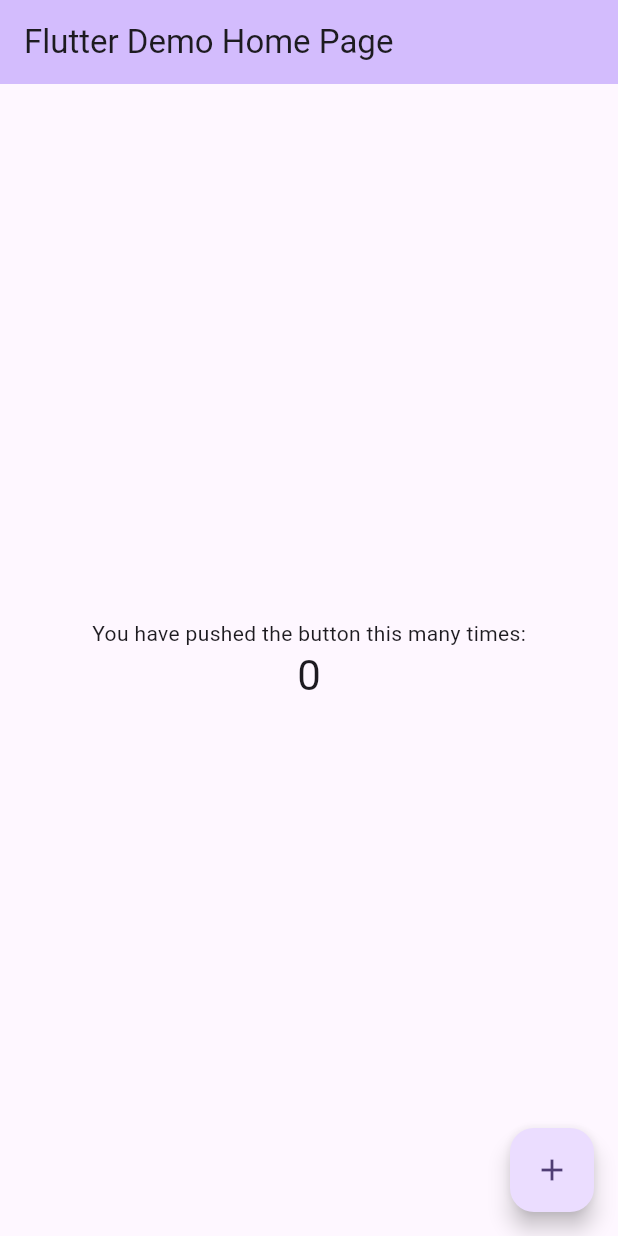
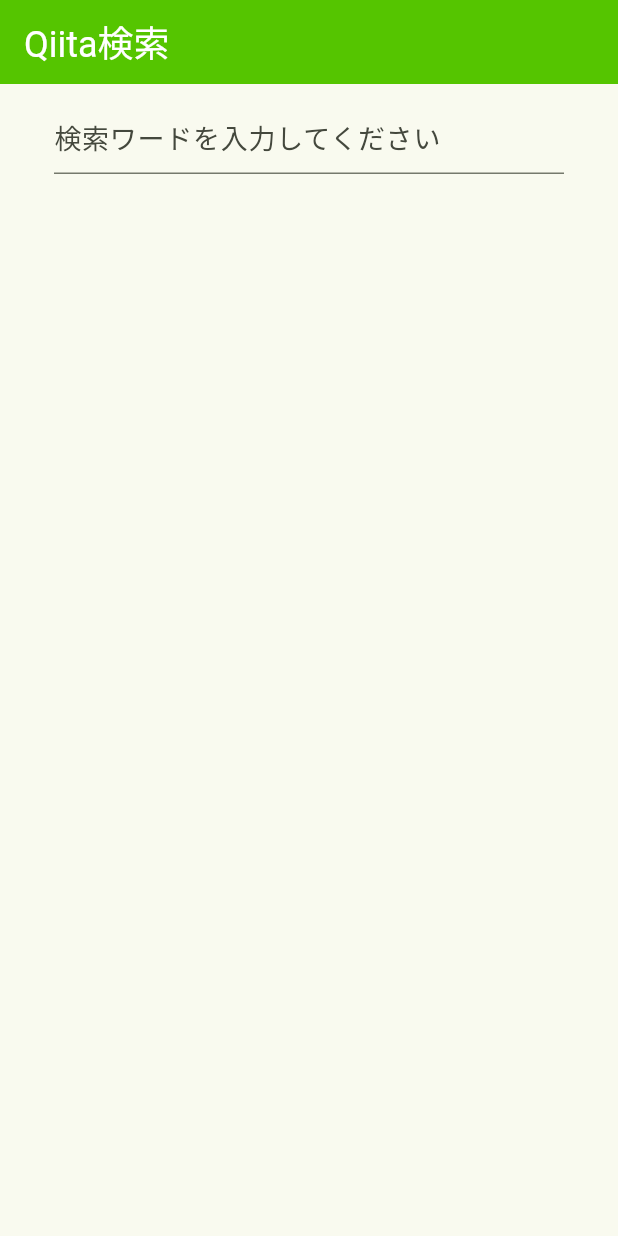
Before and after one commit to roll1226/Flutter-vs-ReactNative, a Flutter app: the screen it shows after launch, on a phone screen of 412 x 824 dp. Run offline on Flutter 3.47's test engine with Material 3 defaults, Android fonts, the phone set to English and light mode, and no system bars; our stand-ins replace flutter_dotenv.

Commit message:
add: Flutter page

```diff
--- a/flutter_project/lib/main.dart
+++ b/flutter_project/lib/main.dart
@@ -1,6 +1,9 @@
 import 'package:flutter/material.dart';
+import 'package:flutter_dotenv/flutter_dotenv.dart';
+import 'package:flutter_project/screens/search_screen.dart';
 
-void main() {
+Future<void> main() async {
+  await dotenv.load(fileName: '.env');
   runApp(const MyApp());
 }
 
@@ -11,115 +14,15 @@
   @override
   Widget build(BuildContext context) {
     return MaterialApp(
-      title: 'Flutter Demo',
-      theme: ThemeData(
-        // This is the theme of your application.
-        //
-        // TRY THIS: Try running your application with "flutter run". You'll see
-        // the application has a purple toolbar. Then, without quitting the app,
-        // try changing the seedColor in the colorScheme below to Colors.green
-        // and then invoke "hot reload" (save your changes or press the "hot
-        // reload" button in a Flutter-supported IDE, or press "r" if you used
-        // the command line to start the app).
-        //
-        // Notice that the counter didn't reset back to zero; the application
-        // state is not lost during the reload. To reset the state, use hot
-        // restart instead.
-        //
-        // This works for code too, not just values: Most code changes can be
-        // tested with just a hot reload.
-        colorScheme: ColorScheme.fromSeed(seedColor: Colors.deepPurple),
-        useMaterial3: true,
-      ),
-      home: const MyHomePage(title: 'Flutter Demo Home Page'),
-    );
+        title: 'Qiita検索アプリ',
+        theme: ThemeData(
+          primaryColor: Colors.green,
+          appBarTheme: const AppBarTheme(backgroundColor: Color(0xFF55C500)),
+          textTheme: Theme.of(context).textTheme.apply(bodyColor: Colors.white),
+          fontFamily: 'Hiragino Sans',
+          colorScheme: ColorScheme.fromSeed(seedColor: Colors.lightGreen),
+          useMaterial3: true,
+        ),
+        home: const SearchScreen());
   }
 }
-
-class MyHomePage extends StatefulWidget {
-  const MyHomePage({super.key, required this.title});
-
-  // This widget is the home page of your application. It is stateful, meaning
-  // that it has a State object (defined below) that contains fields that affect
-  // how it looks.
-
-  // This class is the configuration for the state. It holds the values (in this
-  // case the title) provided by the parent (in this case the App widget) and
-  // used by the build method of the State. Fields in a Widget subclass are
-  // always marked "final".
-
-  final String title;
-
-  @override
-  State<MyHomePage> createState() => _MyHomePageState();
-}
-
-class _MyHomePageState extends State<MyHomePage> {
-  int _counter = 0;
-
-  void _incrementCounter() {
-    setState(() {
-      // This call to setState tells the Flutter framework that something has
-      // changed in this State, which causes it to rerun the build method below
-      // so that the display can reflect the updated values. If we changed
-      // _counter without calling setState(), then the build method would not be
-      // called again, and so nothing would appear to happen.
-      _counter++;
-    });
-  }
-
-  @override
-  Widget build(BuildContext context) {
-    // This method is rerun every time setState is called, for instance as done
-    // by the _incrementCounter method above.
-    //
-    // The Flutter framework has been optimized to make rerunning build methods
-    // fast, so that you can just rebuild anything that needs updating rather
-    // than having to individually change instances of widgets.
-    return Scaffold(
-      appBar: AppBar(
-        // TRY THIS: Try changing the color here to a specific color (to
-        // Colors.amber, perhaps?) and trigger a hot reload to see the AppBar
-        // change color while the other colors stay the same.
-        backgroundColor: Theme.of(context).colorScheme.inversePrimary,
-        // Here we take the value from the MyHomePage object that was created by
-        // the App.build method, and use it to set our appbar title.
-        title: Text(widget.title),
-      ),
-      body: Center(
-        // Center is a layout widget. It takes a single child and positions it
-        // in the middle of the parent.
-        child: Column(
-          // Column is also a layout widget. It takes a list of children and
-          // arranges them vertically. By default, it sizes itself to fit its
-          // children horizontally, and tries to be as tall as its parent.
-          //
-          // Column has various properties to control how it sizes itself and
-          // how it positions its children. Here we use mainAxisAlignment to
-          // center the children vertically; the main axis here is the vertical
-          // axis because Columns are vertical (the cross axis would be
-          // horizontal).
-          //
-          // TRY THIS: Invoke "debug painting" (choose the "Toggle Debug Paint"
-          // action in the IDE, or press "p" in the console), to see the
-          // wireframe for each widget.
-          mainAxisAlignment: MainAxisAlignment.center,
-          children: <Widget>[
-            const Text(
-              'You have pushed the button this many times:',
-            ),
-            Text(
-              '$_counter',
-              style: Theme.of(context).textTheme.headlineMedium,
-            ),
-          ],
-        ),
-      ),
-      floatingActionButton: FloatingActionButton(
-        onPressed: _incrementCounter,
-        tooltip: 'Increment',
-        child: const Icon(Icons.add),
-      ), // This trailing comma makes auto-formatting nicer for build methods.
-    );
-  }
-}
--- /dev/null
+++ b/flutter_project/lib/models/article.dart
@@ -0,0 +1,28 @@
+import 'package:flutter_project/models/user.dart';
+
+class Article {
+  Article(
+      {required this.title,
+      required this.user,
+      this.likesCount = 0,
+      this.tags = const [],
+      required this.createdAt,
+      required this.url});
+
+  final String title;
+  final User user;
+  final int likesCount;
+  final List<String> tags;
+  final DateTime createdAt;
+  final String url;
+
+  factory Article.fromJson(dynamic json) {
+    return Article(
+        title: json['title'] as String,
+        user: User.fromJson(json['user']),
+        createdAt: DateTime.parse(json['created_at'] as String),
+        url: json['url'] as String,
+        likesCount: json['likes_count'] as int,
+        tags: List<String>.from(json['tags'].map((tag) => tag['name'])));
+  }
+}
--- /dev/null
+++ b/flutter_project/lib/models/user.dart
@@ -0,0 +1,12 @@
+class User {
+  User({required this.id, required this.profileImageUrl});
+
+  final String id;
+  final String profileImageUrl;
+
+  factory User.fromJson(dynamic json) {
+    return User(
+        id: json['id'] as String,
+        profileImageUrl: json['profile_image_url'] as String);
+  }
+}
--- /dev/null
+++ b/flutter_project/lib/screens/search_screen.dart
@@ -0,0 +1,63 @@
+import 'dart:convert';
+
+import 'package:flutter/material.dart';
+import 'package:flutter_dotenv/flutter_dotenv.dart';
+import 'package:flutter_project/models/article.dart';
+import 'package:flutter_project/widgets/article_container.dart';
+import 'package:http/http.dart' as http; // httpという変数を通して、httpパッケージにアクセス
+
+class SearchScreen extends StatefulWidget {
+  const SearchScreen({super.key});
+
+  @override
+  State<SearchScreen> createState() => _SearchScreenState();
+}
+
+class _SearchScreenState extends State<SearchScreen> {
+  List<Article> articles = [];
+
+  @override
+  Widget build(BuildContext context) {
+    return Scaffold(
+      appBar: AppBar(
+        title: const Text('Qiita検索'),
+        titleTextStyle: const TextStyle(fontSize: 24, color: Colors.white),
+      ),
+      body: Column(
+        children: [
+          Padding(
+            padding: const EdgeInsets.symmetric(vertical: 12, horizontal: 36),
+            child: TextField(
+              style: const TextStyle(fontSize: 18, color: Colors.black),
+              decoration: const InputDecoration(hintText: '検索ワードを入力してください'),
+              onSubmitted: (String value) async {
+                final results = await searchQiita(value);
+                setState(() => articles = results);
+              },
+            ),
+          ),
+          Expanded(
+              child: ListView(
+                  children: articles
+                      .map((article) => ArticleContainer(article: article))
+                      .toList()))
+        ],
+      ),
+    );
+  }
+
+  Future<List<Article>> searchQiita(String keyword) async {
+    // 1. http通信に必要なデータを準備
+    final uri = Uri.https('qiita.com', '/api/v2/items',
+        {'query': 'title:$keyword', 'pre_page': '10'});
+    final String token = dotenv.env['QIITA_ACCESS_TOKEN'] ?? '';
+    // 2. QiitaAPIにリクエスト
+    final http.Response res =
+        await http.get(uri, headers: {'Authorization': 'Bearer $token'});
+    // 3. 戻り地をArticleクラスの配列に変換
+    if (res.statusCode != 200) return [];
+    // 4. 変換したArticleクラスの配列を返す
+    final List<dynamic> body = jsonDecode(res.body);
+    return body.map((dynamic json) => Article.fromJson(json)).toList();
+  }
+}
```
Also changed, not shown: flutter_project/lib/widgets/article_container.dart (added, +79 -0 lines), flutter_project/pubspec.yaml (+7 -5 lines), flutter_project/pubspec.lock, 2 other files.
